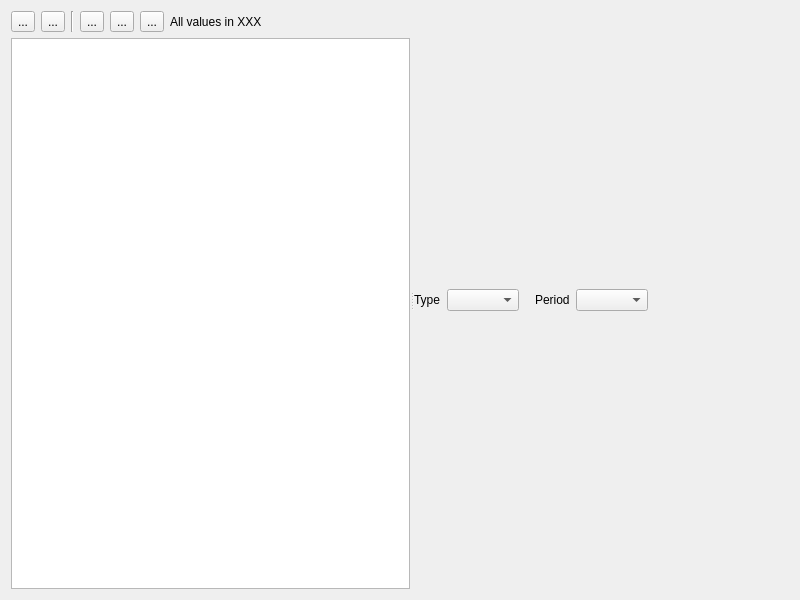
Old version of the form src/views/ui_files/reports/category_report.ui in the repository JakubFranek/Kapytal.
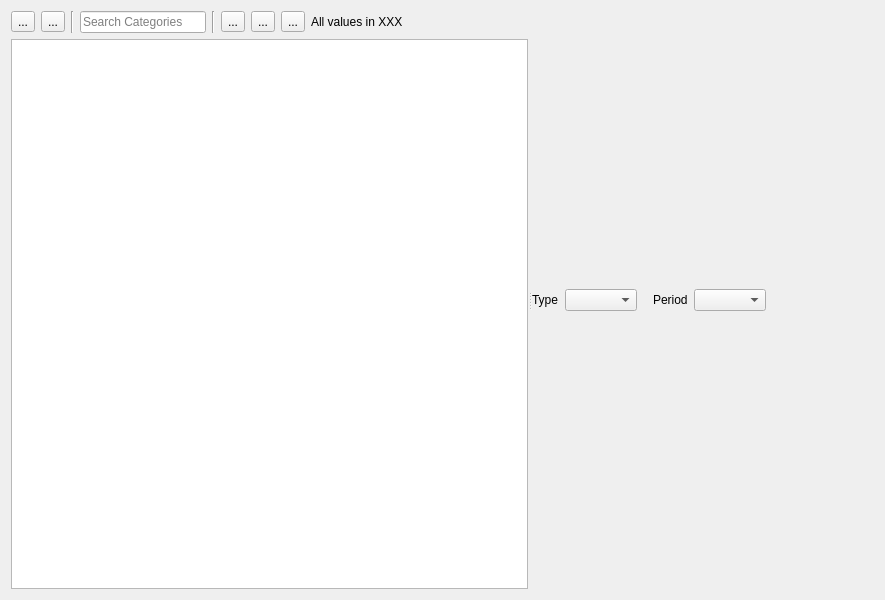
New version of the form.

Commit message:
Make Category Report tree searchable
Add tooltips to many search QLineEdits.

```diff
--- a/src/views/ui_files/reports/category_report.ui
+++ b/src/views/ui_files/reports/category_report.ui
@@ -9,7 +9,7 @@
    <rect>
     <x>0</x>
     <y>0</y>
-    <width>800</width>
+    <width>885</width>
     <height>600</height>
    </rect>
   </property>
@@ -51,9 +51,19 @@
           </widget>
          </item>
          <item>
-          <widget class="QToolButton" name="showTransactionsToolButton">
-           <property name="text">
-            <string>...</string>
+          <widget class="QLineEdit" name="searchLineEdit">
+           <property name="toolTip">
+            <string>&lt;html&gt;&lt;head/&gt;&lt;body&gt;&lt;p&gt;Special characters:&lt;/p&gt;&lt;p&gt;* matches zero or more of any characters&lt;br/&gt;? matches any single character&lt;br/&gt;[...] matches any character within square brackets&lt;/p&gt;&lt;/body&gt;&lt;/html&gt;</string>
+           </property>
+           <property name="placeholderText">
+            <string>Search Categories</string>
+           </property>
+          </widget>
+         </item>
+         <item>
+          <widget class="Line" name="line_2">
+           <property name="orientation">
+            <enum>Qt::Vertical</enum>
            </property>
           </widget>
          </item>
@@ -64,6 +74,13 @@
            </property>
           </widget>
          </item>
+         <item>
+          <widget class="QToolButton" name="showTransactionsToolButton">
+           <property name="text">
+            <string>...</string>
+           </property>
+          </widget>
+         </item>
          <item>
           <widget class="QToolButton" name="recalculateReportToolButton">
            <property name="text">
```
The commit also changes 10 other files.
